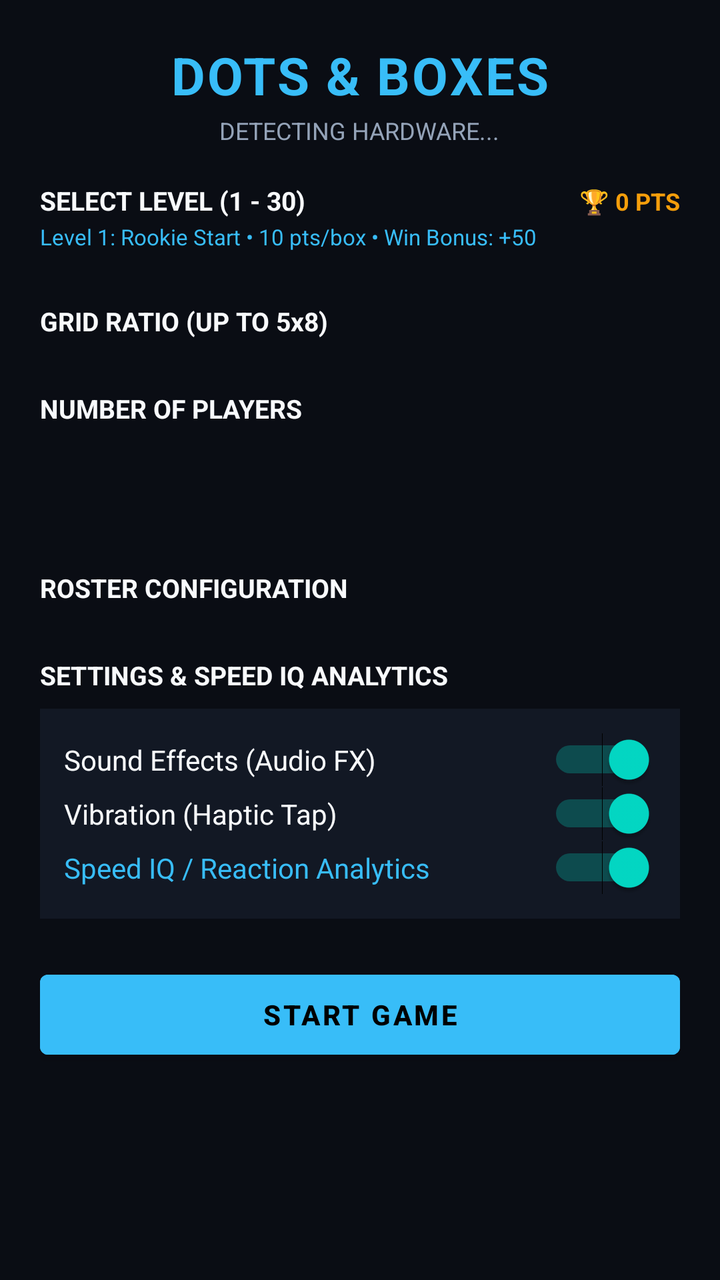
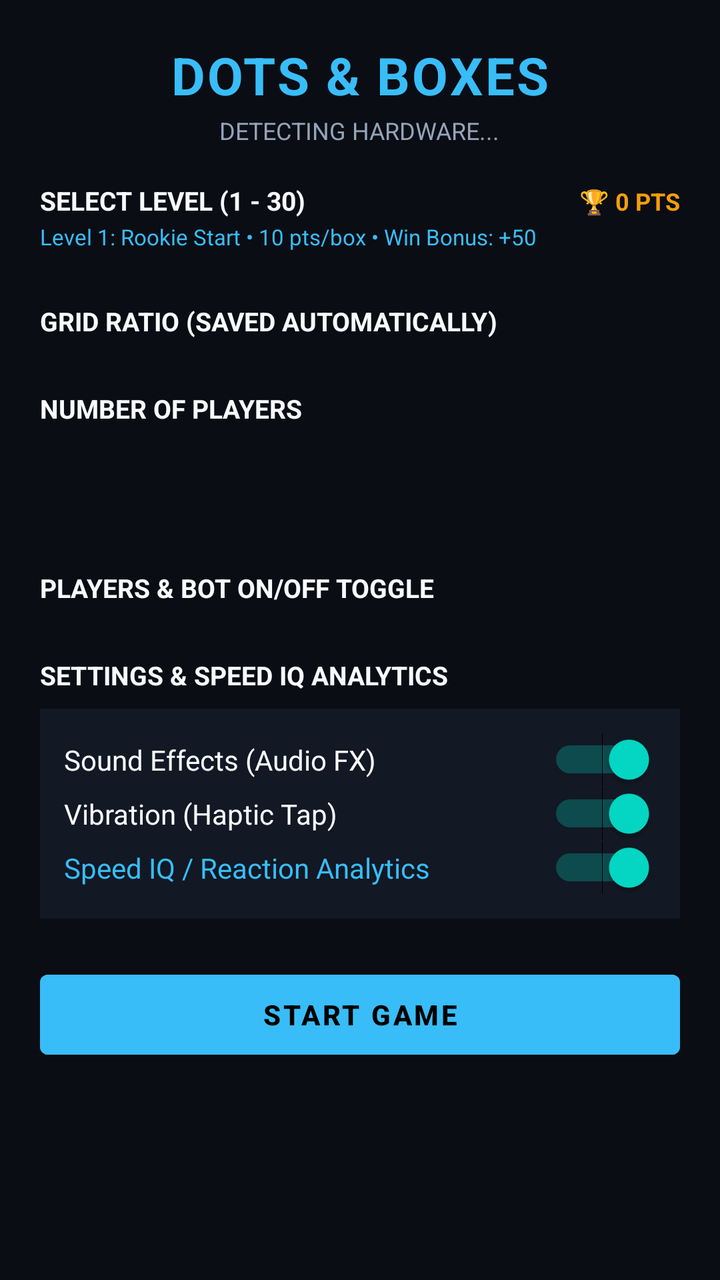

An Android layout rendered at two revisions. The XML below is the earlier revision; the diff shows what the commit changed to produce the second picture.
<!-- AndroidManifest.xml: application theme Theme.DotsAndBoxes -->
<!-- res/layout/activity_main.xml -->
<?xml version="1.0" encoding="utf-8"?>
<FrameLayout xmlns:android="http://schemas.android.com/apk/res/android"
    android:layout_width="match_parent"
    android:layout_height="match_parent"
    android:background="@color/bg_primary">

    
    <ScrollView
        android:id="@+id/configContainer"
        android:layout_width="match_parent"
        android:layout_height="match_parent"
        android:fillViewport="true">

        <LinearLayout
            android:layout_width="match_parent"
            android:layout_height="wrap_content"
            android:orientation="vertical"
            android:padding="20dp"
            android:gravity="center_horizontal">

            <TextView
                android:layout_width="wrap_content"
                android:layout_height="wrap_content"
                android:text="DOTS &amp; BOXES"
                android:textColor="@color/accent_blue"
                android:textSize="26sp"
                android:textStyle="bold"
                android:letterSpacing="0.04" />

            <TextView
                android:id="@+id/tvDeviceType"
                android:layout_width="wrap_content"
                android:layout_height="wrap_content"
                android:text="DETECTING HARDWARE..."
                android:textColor="@color/text_muted"
                android:textSize="12sp"
                android:layout_marginTop="2dp" />

            
            <LinearLayout
                android:layout_width="match_parent"
                android:layout_height="wrap_content"
                android:orientation="horizontal"
                android:layout_marginTop="18dp">

                <TextView
                    android:layout_width="0dp"
                    android:layout_height="wrap_content"
                    android:layout_weight="1"
                    android:text="SELECT LEVEL (1 - 30)"
                    android:textColor="@color/text_light"
                    android:textStyle="bold"
                    android:textSize="13sp" />

                <TextView
                    android:id="@+id/tvTotalBank"
                    android:layout_width="wrap_content"
                    android:layout_height="wrap_content"
                    android:text="🏆 0 PTS"
                    android:textColor="#F59E0B"
                    android:textStyle="bold"
                    android:textSize="12sp" />
            </LinearLayout>

            <TextView
                android:id="@+id/tvLevelInfo"
                android:layout_width="match_parent"
                android:layout_height="wrap_content"
                android:text="Level 1: Rookie Start • 10 pts/box • Win Bonus: +50"
                android:textColor="@color/accent_blue"
                android:textSize="11sp"
                android:layout_marginTop="2dp" />

            <HorizontalScrollView
                android:layout_width="match_parent"
                android:layout_height="wrap_content"
                android:layout_marginTop="8dp"
                android:scrollbars="none">
                <LinearLayout
                    android:id="@+id/levelOptionsLayout"
                    android:layout_width="wrap_content"
                    android:layout_height="wrap_content"
                    android:orientation="horizontal" />
            </HorizontalScrollView>

            
            <TextView
                android:layout_width="match_parent"
                android:layout_height="wrap_content"
                android:text="GRID RATIO (UP TO 5x8)"
                android:textColor="@color/text_light"
                android:textStyle="bold"
                android:textSize="13sp"
                android:layout_marginTop="18dp" />

            <HorizontalScrollView
                android:layout_width="match_parent"
                android:layout_height="wrap_content"
                android:layout_marginTop="8dp"
                android:scrollbars="none">
                <LinearLayout
                    android:id="@+id/gridOptionsLayout"
                    android:layout_width="wrap_content"
                    android:layout_height="wrap_content"
                    android:orientation="horizontal" />
            </HorizontalScrollView>

            
            <TextView
                android:layout_width="match_parent"
                android:layout_height="wrap_content"
                android:text="NUMBER OF PLAYERS"
                android:textColor="@color/text_light"
                android:textStyle="bold"
                android:textSize="13sp"
                android:layout_marginTop="18dp" />

            <LinearLayout
                android:id="@+id/playerCountTabsLayout"
                android:layout_width="match_parent"
                android:layout_height="46dp"
                android:orientation="horizontal"
                android:layout_marginTop="8dp" />

            
            <TextView
                android:layout_width="match_parent"
                android:layout_height="wrap_content"
                android:text="ROSTER CONFIGURATION"
                android:textColor="@color/text_light"
                android:textStyle="bold"
                android:textSize="13sp"
                android:layout_marginTop="18dp" />

            <LinearLayout
                android:id="@+id/rosterLayout"
                android:layout_width="match_parent"
                android:layout_height="wrap_content"
                android:orientation="vertical"
                android:layout_marginTop="8dp" />

            
            <TextView
                android:layout_width="match_parent"
                android:layout_height="wrap_content"
                android:text="SETTINGS &amp; SPEED IQ ANALYTICS"
                android:textColor="@color/text_light"
                android:textStyle="bold"
                android:textSize="13sp"
                android:layout_marginTop="18dp" />

            <LinearLayout
                android:layout_width="match_parent"
                android:layout_height="wrap_content"
                android:orientation="vertical"
                android:background="#121824"
                android:padding="12dp"
                android:layout_marginTop="8dp">

                <Switch
                    android:id="@+id/switchSound"
                    android:layout_width="match_parent"
                    android:layout_height="wrap_content"
                    android:text="Sound Effects (Audio FX)"
                    android:textColor="@color/text_light"
                    android:checked="true"
                    android:paddingVertical="4dp" />

                <Switch
                    android:id="@+id/switchVibration"
                    android:layout_width="match_parent"
                    android:layout_height="wrap_content"
                    android:text="Vibration (Haptic Tap)"
                    android:textColor="@color/text_light"
                    android:checked="true"
                    android:paddingVertical="4dp" />

                <Switch
                    android:id="@+id/switchSpeedAnalytics"
                    android:layout_width="match_parent"
                    android:layout_height="wrap_content"
                    android:text="Speed IQ / Reaction Analytics"
                    android:textColor="@color/accent_blue"
                    android:checked="true"
                    android:paddingVertical="4dp" />
            </LinearLayout>

            <Button
                android:id="@+id/btnStartMatch"
                android:layout_width="match_parent"
                android:layout_height="52dp"
                android:text="START GAME"
                android:textStyle="bold"
                android:textColor="#000000"
                android:backgroundTint="@color/accent_blue"
                android:layout_marginTop="22dp" />
        </LinearLayout>
    </ScrollView>

    
    <LinearLayout
        android:id="@+id/arenaContainer"
        android:layout_width="match_parent"
        android:layout_height="match_parent"
        android:orientation="vertical"
        android:visibility="gone">

        <RelativeLayout
            android:layout_width="match_parent"
            android:layout_height="56dp"
            android:paddingHorizontal="16dp"
            android:background="@color/bg_card">

            <ImageButton
                android:id="@+id/btnLeaveArena"
                android:layout_width="40dp"
                android:layout_height="40dp"
                android:layout_centerVertical="true"
                android:background="?attr/selectableItemBackgroundBorderless"
                android:src="@android:drawable/ic_menu_revert"
                android:tint="@color/text_light" />

            <TextView
                android:id="@+id/tvTurnIndicator"
                android:layout_width="wrap_content"
                android:layout_height="wrap_content"
                android:layout_centerInParent="true"
                android:text="Player 1's Turn"
                android:textColor="@color/text_light"
                android:textStyle="bold"
                android:textSize="15sp" />

            <ImageButton
                android:id="@+id/btnResetMatch"
                android:layout_width="40dp"
                android:layout_height="40dp"
                android:layout_alignParentEnd="true"
                android:layout_centerVertical="true"
                android:background="?attr/selectableItemBackgroundBorderless"
                android:src="@android:drawable/ic_menu_rotate"
                android:tint="@color/text_light" />
        </RelativeLayout>

        <HorizontalScrollView
            android:layout_width="match_parent"
            android:layout_height="wrap_content"
            android:background="#0F1420"
            android:paddingVertical="8dp"
            android:scrollbars="none">
            <LinearLayout
                android:id="@+id/arenaScoresLayout"
                android:layout_width="wrap_content"
                android:layout_height="wrap_content"
                android:orientation="horizontal"
                android:paddingHorizontal="12dp" />
        </HorizontalScrollView>

        <com.fixtocode.dotsandboxes.GameView
            android:id="@+id/gameView"
            android:layout_width="match_parent"
            android:layout_height="match_parent" />
    </LinearLayout>

    
    <FrameLayout
        android:id="@+id/winnerOverlay"
        android:layout_width="match_parent"
        android:layout_height="match_parent"
        android:background="#E60A0D14"
        android:visibility="gone"
        android:clickable="true"
        android:focusable="true">

        <ScrollView
            android:layout_width="match_parent"
            android:layout_height="wrap_content"
            android:layout_gravity="center">

            <LinearLayout
                android:layout_width="match_parent"
                android:layout_height="wrap_content"
                android:layout_marginHorizontal="24dp"
                android:background="@drawable/bg_victory_card"
                android:orientation="vertical"
                android:padding="22dp"
                android:gravity="center_horizontal">

                <TextView
                    android:layout_width="wrap_content"
                    android:layout_height="wrap_content"
                    android:text="🏆"
                    android:textSize="44sp" />

                <TextView
                    android:id="@+id/tvWinnerTitle"
                    android:layout_width="wrap_content"
                    android:layout_height="wrap_content"
                    android:text="PLAYER 1 WINS!"
                    android:textColor="#38BDF8"
                    android:textSize="22sp"
                    android:textStyle="bold"
                    android:layout_marginTop="6dp" />

                <TextView
                    android:id="@+id/tvWinnerSubtitle"
                    android:layout_width="wrap_content"
                    android:layout_height="wrap_content"
                    android:text="Dominated the grid"
                    android:textColor="@color/text_muted"
                    android:textSize="12sp"
                    android:layout_marginTop="2dp" />

                <TextView
                    android:layout_width="match_parent"
                    android:layout_height="wrap_content"
                    android:text="MATCH STANDINGS"
                    android:textColor="@color/text_light"
                    android:textSize="11sp"
                    android:textStyle="bold"
                    android:layout_marginTop="14dp" />

                <LinearLayout
                    android:id="@+id/winnerStatsLayout"
                    android:layout_width="match_parent"
                    android:layout_height="wrap_content"
                    android:orientation="vertical"
                    android:layout_marginTop="6dp" />

                <TextView
                    android:id="@+id/tvAnalyticsHeading"
                    android:layout_width="match_parent"
                    android:layout_height="wrap_content"
                    android:text="⚡ SPEED IQ &amp; REFLEX ANALYTICS"
                    android:textColor="#38BDF8"
                    android:textSize="11sp"
                    android:textStyle="bold"
                    android:layout_marginTop="14dp" />

                <LinearLayout
                    android:id="@+id/winnerAnalyticsLayout"
                    android:layout_width="match_parent"
                    android:layout_height="wrap_content"
                    android:orientation="vertical"
                    android:layout_marginTop="6dp" />

                <Button
                    android:id="@+id/btnOverlayPlayAgain"
                    android:layout_width="match_parent"
                    android:layout_height="50dp"
                    android:text="PLAY AGAIN"
                    android:textStyle="bold"
                    android:textColor="#000000"
                    android:backgroundTint="@color/accent_blue"
                    android:layout_marginTop="18dp" />

                <Button
                    android:id="@+id/btnOverlaySettings"
                    android:layout_width="match_parent"
                    android:layout_height="44dp"
                    android:text="CHANGE SETTINGS"
                    android:textStyle="bold"
                    android:textColor="@color/text_light"
                    android:backgroundTint="#1E293B"
                    android:layout_marginTop="8dp" />
            </LinearLayout>
        </ScrollView>
    </FrameLayout>

    
    <FrameLayout
        android:id="@+id/adOverlay"
        android:layout_width="match_parent"
        android:layout_height="match_parent"
        android:background="#F5070A10"
        android:visibility="gone"
        android:clickable="true"
        android:focusable="true">

        <LinearLayout
            android:layout_width="match_parent"
            android:layout_height="wrap_content"
            android:layout_gravity="center"
            android:layout_marginHorizontal="24dp"
            android:background="@drawable/bg_victory_card"
            android:orientation="vertical"
            android:padding="24dp"
            android:gravity="center_horizontal">

            
            <LinearLayout
                android:layout_width="match_parent"
                android:layout_height="wrap_content"
                android:orientation="horizontal"
                android:gravity="center_vertical">

                <TextView
                    android:id="@+id/tvAdBadge"
                    android:layout_width="0dp"
                    android:layout_height="wrap_content"
                    android:layout_weight="1"
                    android:text="SPONSORED • R.A CODEC"
                    android:textColor="#F59E0B"
                    android:textSize="11sp"
                    android:textStyle="bold" />

                <TextView
                    android:id="@+id/tvAdCountdown"
                    android:layout_width="wrap_content"
                    android:layout_height="wrap_content"
                    android:background="@drawable/bg_stat_item"
                    android:paddingHorizontal="14dp"
                    android:paddingVertical="6dp"
                    android:text="Skip in 6s"
                    android:textColor="#38BDF8"
                    android:textSize="12sp"
                    android:textStyle="bold"
                    android:clickable="true"
                    android:focusable="true" />
            </LinearLayout>

            <TextView
                android:layout_width="wrap_content"
                android:layout_height="wrap_content"
                android:text="🚀"
                android:textSize="48sp"
                android:layout_marginTop="20dp" />

            <TextView
                android:id="@+id/tvAdHeadline"
                android:layout_width="wrap_content"
                android:layout_height="wrap_content"
                android:text="FixToCode Official"
                android:textColor="#F8FAFC"
                android:textSize="22sp"
                android:textStyle="bold"
                android:gravity="center"
                android:layout_marginTop="10dp" />

            <TextView
                android:id="@+id/tvAdDescription"
                android:layout_width="wrap_content"
                android:layout_height="wrap_content"
                android:text="Explore high-performance apps, C++ tools, and tech breakdowns by Rameez Ahmad."
                android:textColor="@color/text_muted"
                android:textSize="13sp"
                android:gravity="center"
                android:layout_marginTop="8dp" />

            <Button
                android:id="@+id/btnAdAction"
                android:layout_width="match_parent"
                android:layout_height="50dp"
                android:text="VISIT OFFICIAL SITE ↗"
                android:textStyle="bold"
                android:textColor="#000000"
                android:backgroundTint="#F59E0B"
                android:layout_marginTop="24dp" />
        </LinearLayout>
    </FrameLayout>

    
    <FrameLayout
        android:id="@+id/updateOverlay"
        android:layout_width="match_parent"
        android:layout_height="match_parent"
        android:background="#E60A0D14"
        android:visibility="gone"
        android:clickable="true"
        android:focusable="true">

        <LinearLayout
            android:layout_width="match_parent"
            android:layout_height="wrap_content"
            android:layout_gravity="center"
            android:layout_marginHorizontal="26dp"
            android:background="@drawable/bg_victory_card"
            android:orientation="vertical"
            android:padding="24dp"
            android:gravity="center_horizontal">

            <TextView
                android:layout_width="wrap_content"
                android:layout_height="wrap_content"
                android:text="⚡"
                android:textSize="44sp" />

            <TextView
                android:id="@+id/tvUpdateTitle"
                android:layout_width="wrap_content"
                android:layout_height="wrap_content"
                android:text="NEW UPDATE AVAILABLE!"
                android:textColor="#38BDF8"
                android:textSize="20sp"
                android:textStyle="bold"
                android:gravity="center"
                android:layout_marginTop="8dp" />

            <TextView
                android:id="@+id/tvUpdateMessage"
                android:layout_width="wrap_content"
                android:layout_height="wrap_content"
                android:text="A new version of Dots &amp; Boxes has been launched on our website."
                android:textColor="@color/text_light"
                android:textSize="13sp"
                android:gravity="center"
                android:layout_marginTop="8dp" />

            <Button
                android:id="@+id/btnUpdateNow"
                android:layout_width="match_parent"
                android:layout_height="50dp"
                android:text="OPEN WEBSITE &amp; UPDATE"
                android:textStyle="bold"
                android:textColor="#000000"
                android:backgroundTint="@color/accent_blue"
                android:layout_marginTop="20dp" />

            <Button
                android:id="@+id/btnUpdateLater"
                android:layout_width="match_parent"
                android:layout_height="44dp"
                android:text="LATER"
                android:textStyle="bold"
                android:textColor="@color/text_light"
                android:backgroundTint="#1E293B"
                android:layout_marginTop="8dp" />
        </LinearLayout>
    </FrameLayout>
</FrameLayout>
<!-- resources referenced by this layout -->
<resources>
  <color name="accent_blue">#38BDF8</color>
  <color name="bg_card">#121824</color>
  <color name="bg_primary">#0A0D14</color>
  <color name="text_light">#F8FAFC</color>
  <color name="text_muted">#94A3B8</color>
  <!-- drawable bg_stat_item (drawable) -->
  <?xml version="1.0" encoding="utf-8"?>
  <shape xmlns:android="http://schemas.android.com/apk/res/android"
      android:shape="rectangle">
      <solid android:color="#1A2333" />
      <corners android:radius="10dp" />
  </shape>
  <!-- drawable bg_victory_card (drawable) -->
  <?xml version="1.0" encoding="utf-8"?>
  <shape xmlns:android="http://schemas.android.com/apk/res/android"
      android:shape="rectangle">
      <solid android:color="#121824" />
      <stroke android:width="2dp" android:color="#38BDF8" />
      <corners android:radius="20dp" />
  </shape>
  <style name="Theme.DotsAndBoxes" parent="Theme.MaterialComponents.DayNight.NoActionBar">
          <item name="android:statusBarColor">#0A0D14</item>
          <item name="android:windowBackground">@color/bg_primary</item>
      </style>
</resources>

<!-- the commit's change to res/layout/activity_main.xml (unified diff, before → after) -->
@@ -87,7 +87,7 @@
             <TextView
                 android:layout_width="match_parent"
                 android:layout_height="wrap_content"
-                android:text="GRID RATIO (UP TO 5x8)"
+                android:text="GRID RATIO (SAVED AUTOMATICALLY)"
                 android:textColor="@color/text_light"
                 android:textStyle="bold"
                 android:textSize="13sp"
@@ -126,7 +126,7 @@
             <TextView
                 android:layout_width="match_parent"
                 android:layout_height="wrap_content"
-                android:text="ROSTER CONFIGURATION"
+                android:text="PLAYERS &amp; BOT ON/OFF TOGGLE"
                 android:textColor="@color/text_light"
                 android:textStyle="bold"
                 android:textSize="13sp"
@@ -380,10 +380,10 @@
             android:layout_width="match_parent"
             android:layout_height="wrap_content"
             android:layout_gravity="center"
-            android:layout_marginHorizontal="24dp"
+            android:layout_marginHorizontal="22dp"
             android:background="@drawable/bg_victory_card"
             android:orientation="vertical"
-            android:padding="24dp"
+            android:padding="20dp"
             android:gravity="center_horizontal">
 
             
@@ -391,14 +391,15 @@
                 android:layout_width="match_parent"
                 android:layout_height="wrap_content"
                 android:orientation="horizontal"
-                android:gravity="center_vertical">
+                android:gravity="center_vertical"
+                android:layout_marginBottom="12dp">
 
                 <TextView
                     android:id="@+id/tvAdBadge"
                     android:layout_width="0dp"
                     android:layout_height="wrap_content"
                     android:layout_weight="1"
-                    android:text="SPONSORED • R.A CODEC"
+                    android:text="SPONSORED • AD #1/4"
                     android:textColor="#F59E0B"
                     android:textSize="11sp"
                     android:textStyle="bold" />
@@ -418,23 +419,53 @@
                     android:focusable="true" />
             </LinearLayout>
 
-            <TextView
-                android:layout_width="wrap_content"
-                android:layout_height="wrap_content"
-                android:text="🚀"
-                android:textSize="48sp"
-                android:layout_marginTop="20dp" />
+            
+            <FrameLayout
+                android:layout_width="match_parent"
+                android:layout_height="190dp"
+                android:background="#080B12">
+
+                <ImageView
+                    android:id="@+id/ivAdPicture"
+                    android:layout_width="match_parent"
+                    android:layout_height="match_parent"
+                    android:scaleType="centerCrop"
+                    android:visibility="gone" />
+
+                <VideoView
+                    android:id="@+id/vvAdVideo"
+                    android:layout_width="match_parent"
+                    android:layout_height="match_parent"
+                    android:layout_gravity="center"
+                    android:visibility="gone" />
+
+                <TextView
+                    android:id="@+id/tvAdFallbackIcon"
+                    android:layout_width="wrap_content"
+                    android:layout_height="wrap_content"
+                    android:layout_gravity="center"
+                    android:text="🚀"
+                    android:textSize="44sp" />
+
+                <ProgressBar
+                    android:id="@+id/pbAdMediaLoading"
+                    android:layout_width="28dp"
+                    android:layout_height="28dp"
+                    android:layout_gravity="bottom|end"
+                    android:layout_margin="10dp"
+                    android:visibility="gone" />
+            </FrameLayout>
 
             <TextView
                 android:id="@+id/tvAdHeadline"
                 android:layout_width="wrap_content"
                 android:layout_height="wrap_content"
-                android:text="FixToCode Official"
+                android:text="FixToCode Official Channel"
                 android:textColor="#F8FAFC"
-                android:textSize="22sp"
+                android:textSize="20sp"
                 android:textStyle="bold"
                 android:gravity="center"
-                android:layout_marginTop="10dp" />
+                android:layout_marginTop="14dp" />
 
             <TextView
                 android:id="@+id/tvAdDescription"
@@ -444,7 +475,7 @@
                 android:textColor="@color/text_muted"
                 android:textSize="13sp"
                 android:gravity="center"
-                android:layout_marginTop="8dp" />
+                android:layout_marginTop="6dp" />
 
             <Button
                 android:id="@+id/btnAdAction"
@@ -454,7 +485,7 @@
                 android:textStyle="bold"
                 android:textColor="#000000"
                 android:backgroundTint="#F59E0B"
-                android:layout_marginTop="24dp" />
+                android:layout_marginTop="18dp" />
         </LinearLayout>
     </FrameLayout>
 
